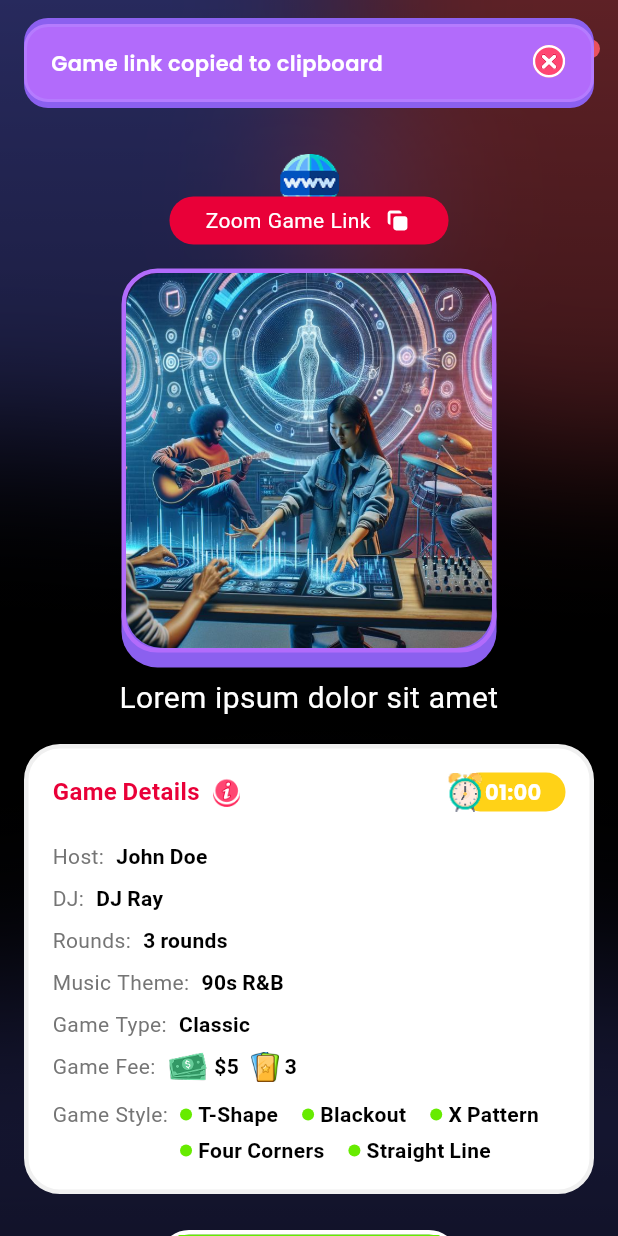
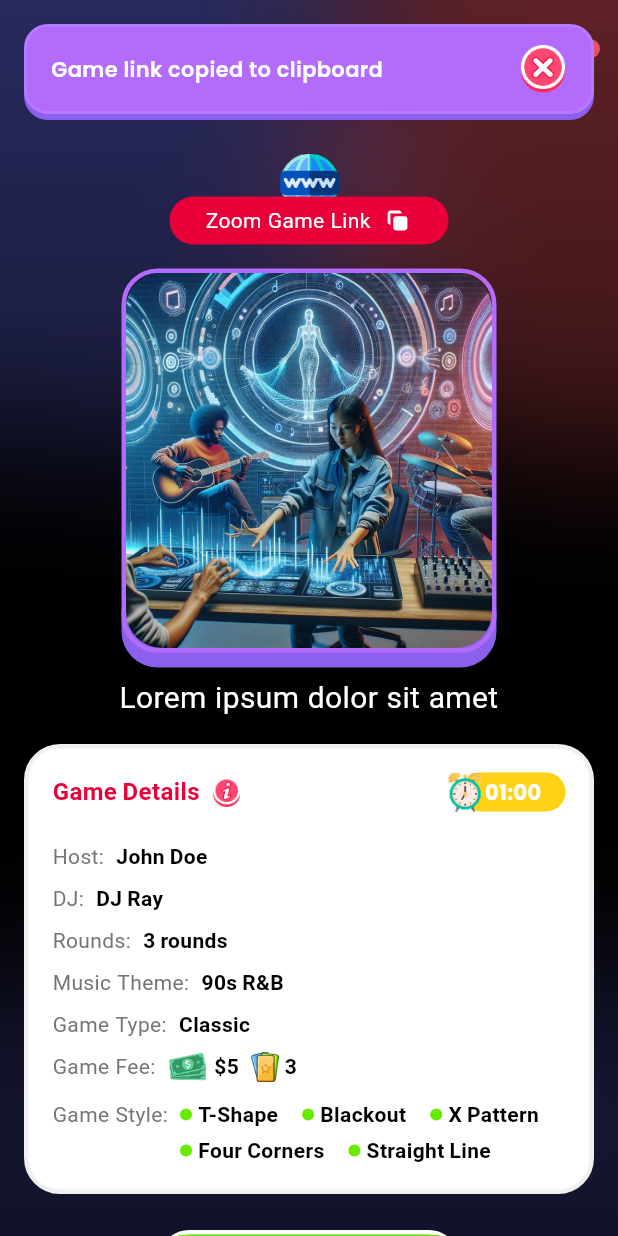
Before and after one commit to Jossyboydgenius/HIPHOP---RNB-BINGO, a Flutter app: the RemoteGameDetailsScreen screen opened by its route, after a tap on an icon or button, on a phone screen of 412 x 824 dp. Run offline on Flutter 3.47's test engine with Material 3 defaults, Android fonts, the light colour scheme and no system bars; our stand-ins replace flutter_screenutil, flutter_svg, google_fonts, image_picker; missing offline and left inert: google_ml_kit, qr_code_scanner; Roboto replaces fonts that are missing (MochiyPopOne).

Commit message:
Refactor AppToast to use AppImages for close icon, updating size and dimensions for improved visual consistency

```diff
--- a/lib/widgets/app_toast.dart
+++ b/lib/widgets/app_toast.dart
@@ -1,6 +1,6 @@
 import 'package:flutter/material.dart';
+import 'package:hiphop_rnb_bingo/widgets/app_images.dart';
 import 'app_colors.dart';
-import 'app_icons.dart';
 import 'app_text_style.dart';
 
 class AppToast extends StatefulWidget {
@@ -116,9 +116,10 @@ class _AppToastState extends State<AppToast> with SingleTickerProviderStateMixin
                     ),
                   ),
                 ),
-                AppIcons(
-                  icon: AppIconData.close,
-                  size: 24,
+                AppImages(
+                  imagePath: AppImageData.close,
+                  height: 32,
+                  width: 32,
                   onPressed: () {
                     _controller.reverse().then((_) => widget.onClose());
                   },
```
